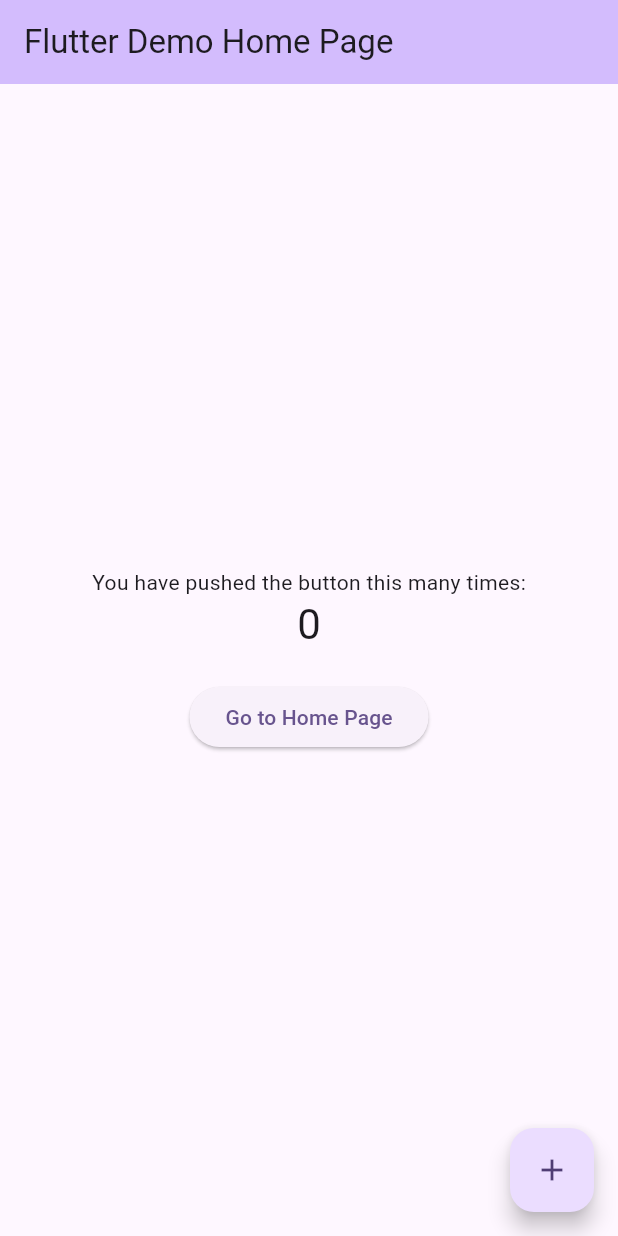
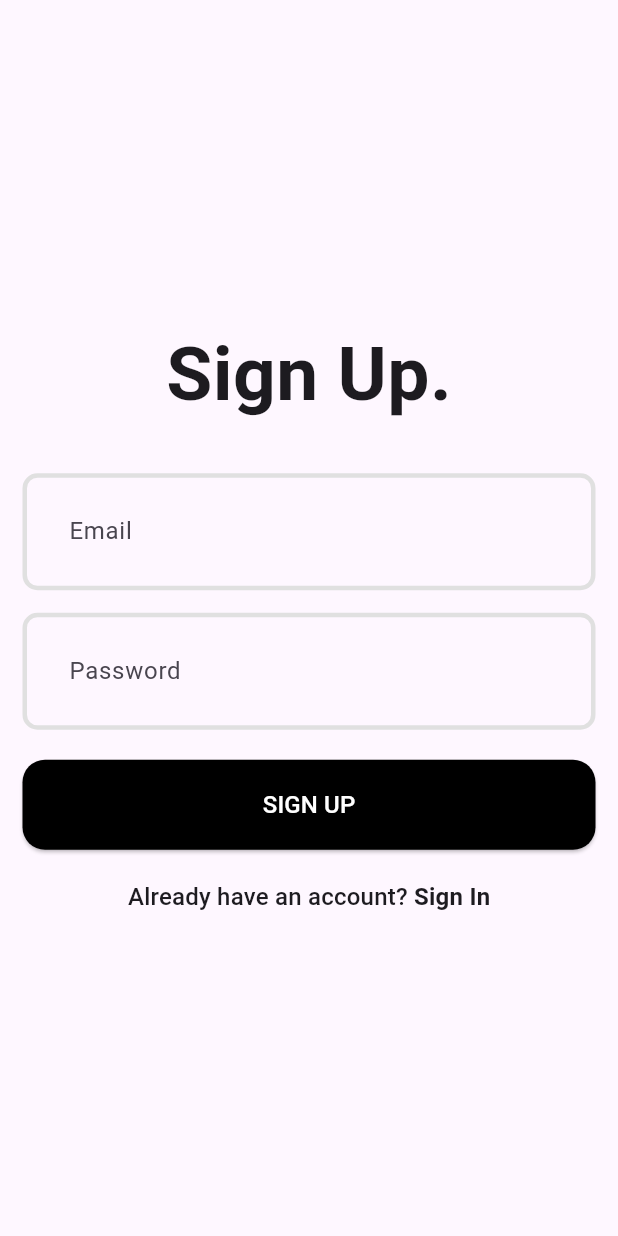
Before and after one commit to simonptuon/Fitness-tracker-app, a Flutter app: the screen it shows after launch, on a phone screen of 412 x 824 dp. Run offline on Flutter 3.47's test engine with Material 3 defaults, Android fonts, the phone set to English and light mode, and no system bars; our stand-ins replace firebase_auth, percent_indicator; accounts and stored records are empty; Roboto replaces fonts that are missing (Cera Pro).

```diff
--- a/lib/main.dart
+++ b/lib/main.dart
@@ -1,5 +1,5 @@
 import 'package:flutter/material.dart';
-import 'pages/home.dart'; // Import the HomePage file
+import 'package:fitness_app_capstone/pages/signup.dart';
 
 void main() {
   runApp(const MyApp());
@@ -11,71 +11,37 @@
   @override
   Widget build(BuildContext context) {
     return MaterialApp(
-      title: 'Flutter Demo',
+      title: 'Task Management',
       theme: ThemeData(
-        colorScheme: ColorScheme.fromSeed(seedColor: Colors.deepPurple),
-        useMaterial3: true,
+        fontFamily: 'Cera Pro',
+        elevatedButtonTheme: ElevatedButtonThemeData(
+          style: ElevatedButton.styleFrom(
+            backgroundColor: Colors.black,
+            minimumSize: const Size(double.infinity, 60),
+            shape: RoundedRectangleBorder(
+              borderRadius: BorderRadius.circular(15),
+            ),
+          ),
+        ),
+        inputDecorationTheme: InputDecorationTheme(
+          contentPadding: const EdgeInsets.all(27),
+          enabledBorder: OutlineInputBorder(
+            borderSide: BorderSide(
+              color: Colors.grey.shade300,
+              width: 3,
+            ),
+            borderRadius: BorderRadius.circular(10),
+          ),
+          focusedBorder: OutlineInputBorder(
+            borderSide: const BorderSide(
+              // color: Pallete.gradient2,
+              width: 3,
+            ),
+            borderRadius: BorderRadius.circular(10),
+          ),
+        ),
       ),
-      home: const MyHomePage(title: 'Flutter Demo Home Page'),
+      home: const SignUpPage(),
     );
   }
 }
-
-class MyHomePage extends StatefulWidget {
-  const MyHomePage({super.key, required this.title});
-
-  final String title;
-
-  @override
-  State<MyHomePage> createState() => _MyHomePageState();
-}
-
-class _MyHomePageState extends State<MyHomePage> {
-  int _counter = 0;
-
-  void _incrementCounter() {
-    setState(() {
-      _counter++;
-    });
-  }
-
-  @override
-  Widget build(BuildContext context) {
-    return Scaffold(
-      appBar: AppBar(
-        backgroundColor: Theme.of(context).colorScheme.inversePrimary,
-        title: Text(widget.title),
-      ),
-      body: Center(
-        child: Column(
-          mainAxisAlignment: MainAxisAlignment.center,
-          children: <Widget>[
-            const Text(
-              'You have pushed the button this many times:',
-            ),
-            Text(
-              '$_counter',
-              style: Theme.of(context).textTheme.headlineMedium,
-            ),
-            const SizedBox(height: 20),
-            ElevatedButton(
-              onPressed: () {
-                // Navigate to the HomePage when button is pressed
-                Navigator.push(
-                  context,
-                  MaterialPageRoute(builder: (context) => HomePage()),
-                );
-              },
-              child: const Text('Go to Home Page'),
-            ),
-          ],
-        ),
-      ),
-      floatingActionButton: FloatingActionButton(
-        onPressed: _incrementCounter,
-        tooltip: 'Increment',
-        child: const Icon(Icons.add),
-      ),
-    );
-  }
-}
--- a/lib/pages/signup.dart
+++ b/lib/pages/signup.dart
@@ -0,0 +1,130 @@
+import 'package:flutter/material.dart';
+import 'package:firebase_auth/firebase_auth.dart';
+import 'package:fitness_app_capstone/pages/login.dart';
+
+class SignUpPage extends StatefulWidget {
+  static route() => MaterialPageRoute(
+    builder: (context) => const SignUpPage(),
+  );
+  const SignUpPage({super.key});
+
+  @override
+  State<SignUpPage> createState() => _SignUpPageState();
+}
+
+class _SignUpPageState extends State<SignUpPage> {
+  final emailController = TextEditingController();
+  final passwordController = TextEditingController();
+  final formKey = GlobalKey<FormState>();
+
+  @override
+  void dispose() {
+    emailController.dispose();
+    passwordController.dispose();
+    super.dispose();
+  }
+
+  Future<void> createUserWithEmailAndPassword() async {
+    try {
+      final userCredential =
+      await FirebaseAuth.instance.createUserWithEmailAndPassword(
+        email: emailController.text.trim(),
+        password: passwordController.text.trim(),
+      );
+    } catch (e) {
+      // Handle errors here, like showing a dialog
+      print('Error: $e');
+    }
+  }
+
+  @override
+  Widget build(BuildContext context) {
+    return Scaffold(
+      body: Padding(
+        padding: const EdgeInsets.all(15.0),
+        child: Form(
+          key: formKey,
+          child: Column(
+            mainAxisAlignment: MainAxisAlignment.center,
+            children: [
+              const Text(
+                'Sign Up.',
+                style: TextStyle(
+                  fontSize: 50,
+                  fontWeight: FontWeight.bold,
+                ),
+              ),
+              const SizedBox(height: 10),
+              const SizedBox(height: 20),
+              TextFormField(
+                controller: emailController,
+                decoration: const InputDecoration(
+                  hintText: 'Email',
+                ),
+                validator: (value) {
+                  if (value == null || value.isEmpty) {
+                    return 'Please enter your email';
+                  }
+                  return null;
+                },
+              ),
+              const SizedBox(height: 15),
+              TextFormField(
+                controller: passwordController,
+                decoration: const InputDecoration(
+                  hintText: 'Password',
+                ),
+                obscureText: true,
+                validator: (value) {
+                  if (value == null || value.isEmpty) {
+                    return 'Please enter your password';
+                  }
+                  if (value.length < 6) {
+                    return 'Password must be at least 6 characters';
+                  }
+                  return null;
+                },
+              ),
+              const SizedBox(height: 20),
+              ElevatedButton(
+                onPressed: () async {
+                  if (formKey.currentState!.validate()) {
+                    await createUserWithEmailAndPassword();
+                  }
+                },
+                child: const Text(
+                  'SIGN UP',
+                  style: TextStyle(
+                    fontSize: 16,
+                    color: Colors.white,
+                  ),
+                ),
+              ),
+              const SizedBox(height: 20),
+              GestureDetector(
+                onTap: () {
+                  Navigator.push(context, LoginPage.route());
+                },
+                child: RichText(
+                  text: TextSpan(
+                    text: 'Already have an account? ',
+                    style: Theme.of(context).textTheme.titleMedium,
+                    children: [
+                      TextSpan(
+                        text: 'Sign In',
+                        style:
+                        Theme.of(context).textTheme.titleMedium?.copyWith(
+                          fontWeight: FontWeight.bold,
+                        ),
+                      ),
+                    ],
+                  ),
+                ),
+              ),
+            ],
+          ),
+        ),
+      ),
+    );
+  }
+}
--- a/pubspec.yaml
+++ b/pubspec.yaml
@@ -30,7 +30,10 @@
 dependencies:
   flutter:
     sdk: flutter
-  percent_indicator: ^4.2.2  # Correct package name
+  percent_indicator: ^4.2.2
+  http: ^0.13.5
+  firebase_core: ^3.12.1
+  firebase_auth: ^5.5.1
   # The following adds the Cupertino Icons font to your application.
   # Use with the CupertinoIcons class for iOS style icons.
   cupertino_icons: ^1.0.8
@@ -38,6 +41,7 @@
 dev_dependencies:
   flutter_test:
     sdk: flutter
+
 
   # The "flutter_lints" package below contains a set of recommended lints to
   # encourage good coding practices. The lint set provided by the package is
```
Also changed, not shown: lib/pages/login.dart (+144 -0 lines), pubspec.lock, 12 other files.
